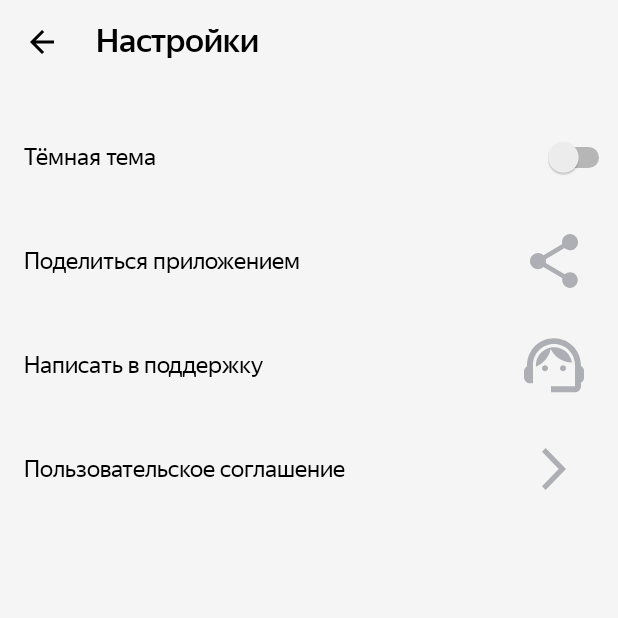
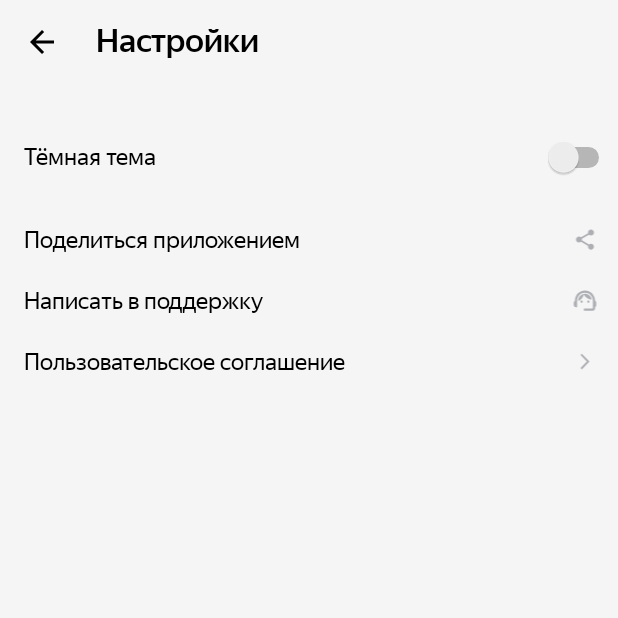
Before and after one commit to IsaevMilan/Playlist_Maker, an Android app: the SettingsActivity screen opened directly, with no data from a screen before it, on a phone screen of 412 x 824 dp, the top half of it. Run offline under Robolectric (Android 15) with nearby library versions, the phone set to English and light mode, and no system bars.

Commit message:
commit 4.2 домашняя работа по 9 спринту. Исправлены критические и рекомендованные ошибки. !!!Я не нашел правда тексты не вынесенные в ресурсы.!!!

```diff
--- a/app/src/main/java/com/example/myplaylistmaker/MediaActivity.kt
+++ b/app/src/main/java/com/example/myplaylistmaker/MediaActivity.kt
@@ -15,9 +15,7 @@ class MediaActivity : AppCompatActivity() {
 
         val backMbutton = findViewById<ImageView>(R.id.arrowBack2)
 
-        backMbutton.setOnClickListener { val settingsIntent = Intent (this, MainActivity::class.java )
-            startActivity(settingsIntent)
-
+        backMbutton.setOnClickListener { onBackPressed()
+        }
         }
     }
-}
--- a/app/src/main/java/com/example/myplaylistmaker/SettingsActivity.kt
+++ b/app/src/main/java/com/example/myplaylistmaker/SettingsActivity.kt
@@ -3,6 +3,7 @@ import android.content.Intent
 import android.net.Uri
 import androidx.appcompat.app.AppCompatActivity
 import android.os.Bundle
+import android.widget.FrameLayout
 import android.widget.ImageView
 
 class SettingsActivity : AppCompatActivity() {
@@ -12,14 +13,12 @@ class SettingsActivity : AppCompatActivity() {
 
         val backButt = findViewById<ImageView>(R.id.arrowBack)
 
-        backButt.setOnClickListener { val searchIntent = Intent (this, MainActivity::class.java )
-            startActivity(searchIntent)
-
+        backButt.setOnClickListener { onBackPressed()
         }
 
-        val buttonShare = findViewById<ImageView>(R.id.share)
+        val frameLayoutShare = findViewById<FrameLayout>(R.id.share)
 
-        buttonShare.setOnClickListener {
+        frameLayoutShare.setOnClickListener {
             val sendIntent: Intent = Intent().apply {
                 action = Intent.ACTION_SEND
                 putExtra(Intent.EXTRA_TEXT, "https://practicum.yandex.ru/android-developer/")
@@ -29,8 +28,8 @@ class SettingsActivity : AppCompatActivity() {
             val shareIntent = Intent.createChooser(sendIntent, null)
             startActivity(shareIntent)
         }
-        val buttonSupport = findViewById<ImageView>(R.id.support)
-        buttonSupport.setOnClickListener {
+        val frameLayoutSupport = findViewById<FrameLayout>(R.id.support)
+        frameLayoutSupport.setOnClickListener {
 
             val subject = "Спасибо разработчикам и разработчицам приложения Playlist Maker!"
             val message = "Спасибо разработчикам и разработчицам за крутое приложение!"
@@ -41,9 +40,9 @@ class SettingsActivity : AppCompatActivity() {
             shareIntent.putExtra(Intent.EXTRA_TEXT, message)
             startActivity(shareIntent)
         }
-        val buttonAgreement = findViewById<ImageView>(R.id.agreement)
+        val frameLayoutAgreement = findViewById<FrameLayout>(R.id.agreement)
 
-        buttonAgreement.setOnClickListener {
+        frameLayoutAgreement.setOnClickListener {
             val browserIntent = Intent(Intent.ACTION_VIEW, Uri.parse("https://yandex.ru/legal/practicum_offer/"))
             startActivity(browserIntent)
         }
--- a/app/src/main/res/layout/activity_main.xml
+++ b/app/src/main/res/layout/activity_main.xml
@@ -20,6 +20,7 @@
 
     <com.google.android.material.button.MaterialButton
         android:id="@+id/button"
+        android:layout_marginTop="24dp"
         style="@style/ButtonMainStyle"
         android:text="@string/search"
         app:icon="@drawable/vector"
@@ -27,6 +28,7 @@
 
     <com.google.android.material.button.MaterialButton
         android:id="@+id/button2"
+        android:layout_marginTop="24dp"
         style="@style/ButtonMainStyle"
         android:text="@string/ww"
         app:icon="@drawable/media"
@@ -34,6 +36,7 @@
 
     <com.google.android.material.button.MaterialButton
         android:id="@+id/button3"
+        android:layout_marginTop="24dp"
         style="@style/ButtonMainStyle"
         android:text="@string/settings"
         app:icon="@drawable/settings"
--- a/app/src/main/res/layout/activity_message.xml
+++ b/app/src/main/res/layout/activity_message.xml
@@ -1,5 +1,6 @@
 <?xml version="1.0" encoding="utf-8"?>
-<FrameLayout xmlns:android="http://schemas.android.com/apk/res/android"
+<FrameLayout
+    xmlns:android="http://schemas.android.com/apk/res/android"
     xmlns:tools="http://schemas.android.com/tools"
     android:layout_width="match_parent"
     android:layout_height="match_parent"
--- a/app/src/main/res/layout/activity_settings.xml
+++ b/app/src/main/res/layout/activity_settings.xml
@@ -46,48 +46,58 @@
         android:textAllCaps="false"
         android:textSize="@dimen/settingTextSize"
         android:fontFamily="@font/ys_display_regular"
-        tools:ignore="UseSwitchCompatOrMaterialXml" />
+        tools:ignore="UseSwitchCompatOrMaterialXml"
+        android:foreground="?attr/selectableItemBackground"
+        />
 
 
     <FrameLayout
-        style="@style/SettingsFrameStyle">
+        android:id="@+id/share"
+        style="@style/SettingsFrameStyle"
+        android:foreground="?attr/selectableItemBackground">
         <TextView
             style="@style/SettingsTextStyle"
+            android:layout_marginStart="@dimen/iconSize"
             android:text="@string/SHARE"
             />
 
         <ImageView
-            android:id="@+id/share"
             style="@style/SettingsImageStyle"
+            android:layout_marginEnd="12dp"
             android:src="@drawable/shareic"
             android:contentDescription="@string/todo1" />
     </FrameLayout>
 
     <FrameLayout
-        style="@style/SettingsFrameStyle">
+        android:id="@+id/support"
+        style="@style/SettingsFrameStyle"
+        android:foreground="?attr/selectableItemBackground">
         <TextView
-
+            android:layout_marginStart="@dimen/iconSize"
             style="@style/SettingsTextStyle"
             android:text="@string/support"
             />
 
         <ImageView
-            android:id="@+id/support"
             style="@style/SettingsImageStyle"
+            android:layout_marginEnd="12dp"
             android:src="@drawable/light_mode"
             android:contentDescription="@string/todo2" />
     </FrameLayout>
 
     <FrameLayout
-        style="@style/SettingsFrameStyle">
+        style="@style/SettingsFrameStyle"
+        android:id="@+id/agreement"
+        android:foreground="?attr/selectableItemBackground">
         <TextView
             style="@style/SettingsTextStyle"
+            android:layout_marginStart="@dimen/iconSize"
             android:text="@string/agreement"
             />
 
         <ImageView
-            android:id="@+id/agreement"
             style="@style/SettingsImageStyle"
+            android:layout_marginEnd="12dp"
             android:src="@drawable/arrowforward"
             android:contentDescription="@string/todo3" />
     </FrameLayout>
--- a/app/src/main/res/values/dimens.xml
+++ b/app/src/main/res/values/dimens.xml
@@ -1,8 +1,7 @@
 <?xml version="1.0" encoding="utf-8"?>
 <resources>
-    <dimen name="buttomWidth">328</dimen>
-    <dimen name="buttomHeight">220</dimen>
+
     <dimen name="textSizePlaylist">22sp</dimen>
     <dimen name="settingTextSize">16sp</dimen>
-    <dimen name="arrowBack">16</dimen>
+    <dimen name="iconSize">16dp</dimen>
 </resources>
--- a/app/src/main/res/values/strings.xml
+++ b/app/src/main/res/values/strings.xml
@@ -18,4 +18,6 @@
     <string name="todoo">TODO</string>
     <string name="input_hint">Поиск</string>
     <string name="search1">Поиск</string>
+    <string name="todo22">TODO</string>
+    <string name="todo21">TODO</string>
 </resources>
--- a/app/src/main/res/values/Styles.xml
+++ b/app/src/main/res/values/styles.xml
@@ -1,9 +1,8 @@
 <?xml version="1.0" encoding="utf-8"?>
 <resources xmlns:tools="http://schemas.android.com/tools">
-    <style name="ButtonMainStyle">
+    <style name="ButtonMainStyle" parent="Widget.MaterialComponents.Button.UnelevatedButton">
        <item name="android:layout_width">match_parent</item>
        <item name="android:layout_height">match_parent</item>
-       <item name="android:layout_marginTop">24dp</item>
        <item name="android:layout_weight">1</item>
        <item name="android:backgroundTint">@color/white1</item>
        <item name="android:foreground">?attr/selectableItemBackground</item>
@@ -20,7 +19,6 @@
    <style name="SettingsTextStyle">
       <item name="android:layout_width">300dp</item>
       <item name="android:layout_height">wrap_content</item>
-      <item name="android:layout_marginStart">16dp</item>
       <item name="android:layout_gravity">center_vertical</item>
       <item name="android:gravity">start</item>
       <item name="android:textAllCaps">false</item>
@@ -30,11 +28,9 @@
 
    </style>
    <style name="SettingsImageStyle" parent="Widget.MaterialComponents.TimePicker.ImageButton">
-      <item name="android:layout_width">wrap_content</item>
-      <item name="android:layout_height">wrap_content</item>
-      <item name="android:layout_marginStart">345dp</item>
-      <item name="android:layout_marginEnd">11dp</item>
-      <item name="android:layout_gravity">center_vertical</item>
+      <item name="android:layout_width">20dp</item>
+      <item name="android:layout_height">18dp</item>
+      <item name="android:layout_gravity">center_vertical|end</item>
       <item name="android:tint">?attr/switchStyle</item>
    </style>
    <style name="SettingsFrameStyle">
@@ -49,8 +45,8 @@
  <style name="BackArrow">
    <item name="android:layout_width">wrap_content</item>
    <item name="android:layout_height">wrap_content</item>"
-    <item name="android:layout_marginStart">16dp</item>
-    <item name="android:layout_marginTop">16dp</item>
+    <item name="android:layout_marginStart">@dimen/iconSize</item>
+    <item name="android:layout_marginTop">@dimen/iconSize</item>
     <item name="android:backgroundTint">?android:background</item>
     <item name="android:src">@drawable/arrow_back1</item>"
     <item name="tint">?attr/colorButtonNormal</item>
```
Also changed, not shown: app/src/main/java/com/example/myplaylistmaker/SearchActivity.kt (+7 -9 lines), app/src/main/res/layout/activity_search.xml (+5 -5 lines).
